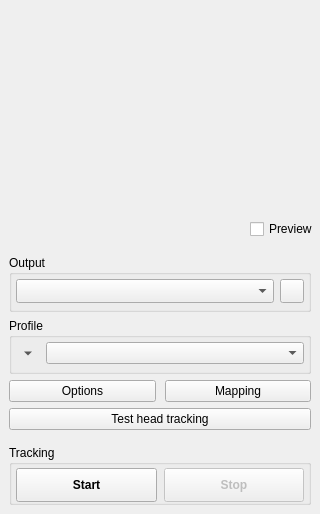
Bfreak/opentrack, file opentrack/main-window.ui: the form before one commit.
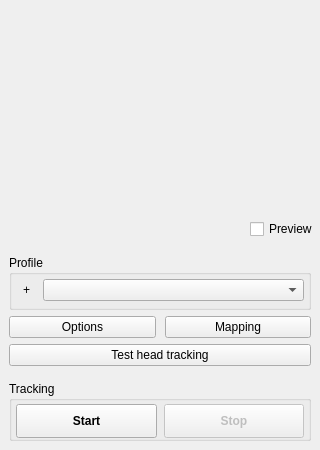
The form after the commit. Icons and pictures are not drawn. Custom widgets are drawn as their Qt base class.

Commit message: Output to all protocols at once; Protocols tab; head, crosshair and reticle preview

What changed in the file:
```diff
--- a/opentrack/main-window.ui
+++ b/opentrack/main-window.ui
@@ -149,7 +149,7 @@
        <property name="horizontalSpacing">
         <number>9</number>
        </property>
-       <item row="2" column="0">
+       <item row="1" column="0">
         <widget class="QPushButton" name="btnShortcuts">
          <property name="sizePolicy">
           <sizepolicy hsizetype="Minimum" vsizetype="Maximum">
@@ -173,82 +173,6 @@
         </widget>
        </item>
        <item row="0" column="0" colspan="2">
-        <widget class="QGroupBox" name="groupProto">
-         <property name="sizePolicy">
-          <sizepolicy hsizetype="Minimum" vsizetype="Maximum">
-           <horstretch>0</horstretch>
-           <verstretch>0</verstretch>
-          </sizepolicy>
-         </property>
-         <property name="title">
-          <string>Output</string>
-         </property>
-         <layout class="QHBoxLayout" name="horizontalLayout">
-          <property name="leftMargin">
-           <number>4</number>
-          </property>
-          <property name="topMargin">
-           <number>4</number>
-          </property>
-          <property name="rightMargin">
-           <number>4</number>
-          </property>
-          <property name="bottomMargin">
-           <number>6</number>
-          </property>
-          <item>
-           <widget class="QComboBox" name="iconcomboProtocol">
-            <property name="sizePolicy">
-             <sizepolicy hsizetype="MinimumExpanding" vsizetype="Maximum">
-              <horstretch>0</horstretch>
-              <verstretch>0</verstretch>
-             </sizepolicy>
-            </property>
-            <property name="focusPolicy">
-             <enum>Qt::TabFocus</enum>
-            </property>
-            <property name="sizeAdjustPolicy">
-             <enum>QComboBox::AdjustToMinimumContentsLengthWithIcon</enum>
-            </property>
-           </widget>
-          </item>
-          <item>
-           <widget class="QToolButton" name="btnShowServerControls">
-            <property name="enabled">
-             <bool>true</bool>
-            </property>
-            <property name="sizePolicy">
-             <sizepolicy hsizetype="Maximum" vsizetype="Preferred">
-              <horstretch>0</horstretch>
-              <verstretch>0</verstretch>
-             </sizepolicy>
-            </property>
-            <property name="font">
-             <font>
-              <family>DejaVu Sans</family>
-              <stylestrategy>PreferAntialias</stylestrategy>
-              <kerning>false</kerning>
-             </font>
-            </property>
-            <property name="focusPolicy">
-             <enum>Qt::StrongFocus</enum>
-            </property>
-            <property name="text">
-             <string/>
-            </property>
-            <property name="icon">
-             <iconset resource="../gui/opentrack-res.qrc">
-              <normaloff>:/images/newsetticon.png</normaloff>:/images/newsetticon.png</iconset>
-            </property>
-            <property name="flat" stdset="0">
-             <bool>false</bool>
-            </property>
-           </widget>
-          </item>
-         </layout>
-        </widget>
-       </item>
-       <item row="1" column="0" colspan="2">
         <widget class="QGroupBox" name="groupProfile">
          <property name="sizePolicy">
           <sizepolicy hsizetype="Minimum" vsizetype="Maximum">
@@ -287,20 +211,17 @@
              <enum>Qt::StrongFocus</enum>
             </property>
             <property name="text">
-             <string/>
+             <string>+</string>
             </property>
             <property name="popupMode">
              <enum>QToolButton::InstantPopup</enum>
             </property>
             <property name="toolButtonStyle">
-             <enum>Qt::ToolButtonIconOnly</enum>
+             <enum>Qt::ToolButtonTextOnly</enum>
             </property>
             <property name="autoRaise">
              <bool>true</bool>
             </property>
-            <property name="arrowType">
-             <enum>Qt::DownArrow</enum>
-            </property>
            </widget>
           </item>
           <item>
@@ -322,7 +243,7 @@
          </layout>
         </widget>
        </item>
-       <item row="2" column="1">
+       <item row="1" column="1">
         <widget class="QPushButton" name="btnEditCurves">
          <property name="sizePolicy">
           <sizepolicy hsizetype="Minimum" vsizetype="Maximum">
@@ -345,7 +266,7 @@
          </property>
         </widget>
        </item>
-       <item row="3" column="0" colspan="2">
+       <item row="2" column="0" colspan="2">
         <widget class="QPushButton" name="btnHeadTest">
          <property name="sizePolicy">
           <sizepolicy hsizetype="Minimum" vsizetype="Maximum">
```
Left out of the diff: 5 changed lines with no effect on the pictures. The commit also changes 46 other files.
